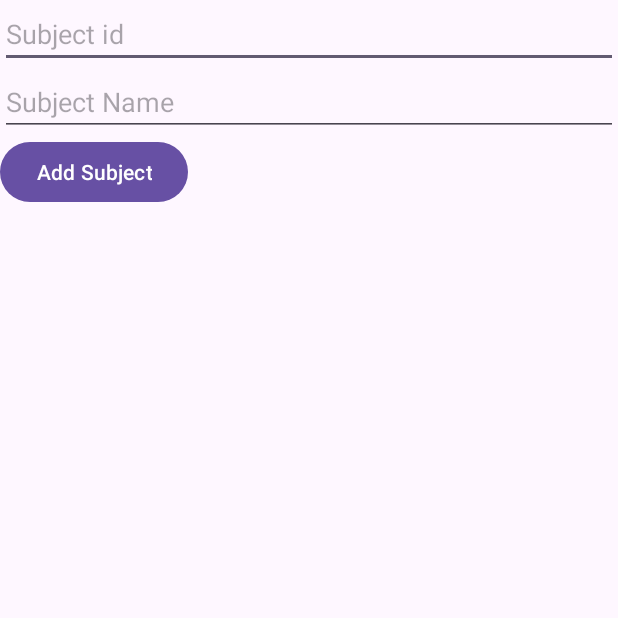
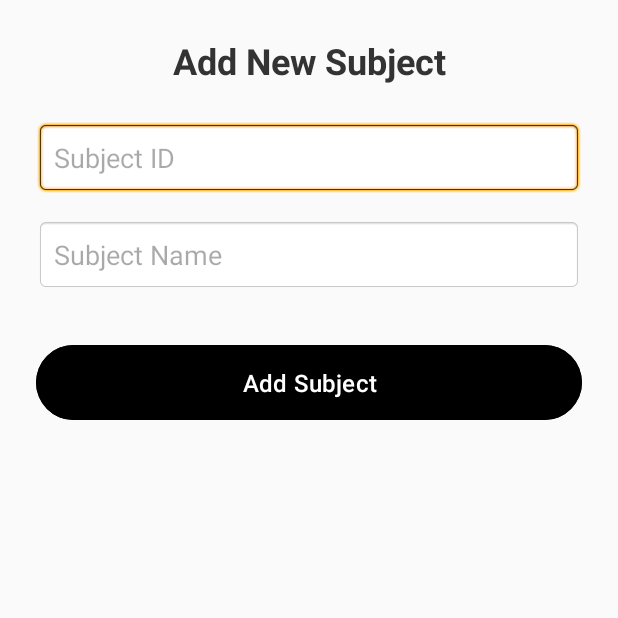
Before and after one commit to Qosai1/school, an Android app: the AddSubjectActivity screen opened directly, with no data from a screen before it, on a phone screen of 412 x 824 dp, the top half of it. Run offline under Robolectric (Android 15) with nearby library versions, the light colour scheme and no system bars; our stand-ins replace Volley; network calls fail.

Commit message:
initial commit

```diff
--- a/app/src/main/java/com/example/finalproject/MarksActivity.java
+++ b/app/src/main/java/com/example/finalproject/MarksActivity.java
@@ -33,7 +33,6 @@ public class MarksActivity extends AppCompatActivity {
         super.onCreate(savedInstanceState);
         setContentView(R.layout.activity_marks);
 
-        // إعداد RecyclerView
         marksRecyclerView = findViewById(R.id.marksRecyclerView);
         marksRecyclerView.setLayoutManager(new LinearLayoutManager(this));
 
@@ -41,7 +40,6 @@ public class MarksActivity extends AppCompatActivity {
         marksAdapter = new MarksAdapter(marksList);
         marksRecyclerView.setAdapter(marksAdapter);
 
-        // جلب العلامات
         loadStudentMarks();
     }
 
--- a/app/src/main/res/layout/activity_add_marks.xml
+++ b/app/src/main/res/layout/activity_add_marks.xml
@@ -99,7 +99,8 @@
                     android:backgroundTint="@color/black"
                     android:textColor="@android:color/white"
                     android:textSize="16sp"
-                    android:elevation="2dp" />
+                    android:elevation="2dp"
+                    />
             </LinearLayout>
         </androidx.cardview.widget.CardView>
     </LinearLayout>
--- a/app/src/main/res/layout/activity_add_subject.xml
+++ b/app/src/main/res/layout/activity_add_subject.xml
@@ -1,34 +1,51 @@
-
 <LinearLayout xmlns:android="http://schemas.android.com/apk/res/android"
     android:layout_width="match_parent"
     android:layout_height="match_parent"
-    android:orientation="vertical">
+    android:orientation="vertical"
+    android:padding="24dp"
+    android:background="#FAFAFA">
+
+    <TextView
+        android:layout_width="match_parent"
+        android:layout_height="wrap_content"
+        android:text="Add New Subject"
+        android:textSize="24sp"
+        android:textStyle="bold"
+        android:gravity="center"
+        android:layout_marginBottom="24dp"
+        android:textColor="#333" />
+
     <EditText
         android:id="@+id/subjectIdEditText"
         android:layout_width="match_parent"
         android:layout_height="wrap_content"
-        android:hint="Subject id"
-        android:inputType="text" />
-
+        android:hint="Subject ID"
+        android:inputType="text"
+        android:padding="12dp"
+        android:background="@android:drawable/editbox_background"
+        android:layout_marginBottom="16dp" />
 
     <EditText
         android:id="@+id/subjectNameEditText"
         android:layout_width="match_parent"
         android:layout_height="wrap_content"
         android:hint="Subject Name"
-        android:inputType="text" />
-
-
-<!--    <EditText-->
-<!--        android:id="@+id/teacherIdEditText"-->
-<!--        android:layout_width="match_parent"-->
-<!--        android:layout_height="wrap_content"-->
-<!--        android:hint="Teacher ID"-->
-<!--        android:inputType="number" />-->
+        android:inputType="text"
+        android:padding="12dp"
+        android:background="@android:drawable/editbox_background"
+        android:layout_marginBottom="24dp" />
 
     <Button
         android:id="@+id/addSubjectButton"
-        android:layout_width="wrap_content"
+        android:layout_width="match_parent"
         android:layout_height="wrap_content"
-        android:text="Add Subject" />
+        android:text="Add Subject"
+        android:textAllCaps="false"
+        android:textSize="16sp"
+        android:padding="14dp"
+        android:textColor="#FFFFFF"
+        android:layout_marginTop="8dp"
+        android:layout_marginBottom="8dp"
+        android:backgroundTint="@color/black"/>
+
 </LinearLayout>
--- a/app/src/main/res/layout/activity_login.xml
+++ b/app/src/main/res/layout/activity_login.xml
@@ -2,7 +2,7 @@
 <ScrollView xmlns:android="http://schemas.android.com/apk/res/android"
     android:layout_width="match_parent"
     android:layout_height="match_parent"
-    android:background="@color/baby_blue">
+    android:background="@color/white">
 
     <LinearLayout
         android:layout_width="match_parent"
```
Also changed, not shown: app/src/main/java/com/example/finalproject/addStudent_Activity.java (+28 -28 lines), app/src/main/java/com/example/finalproject/addTeacher_Activity.java (+25 -54 lines).
